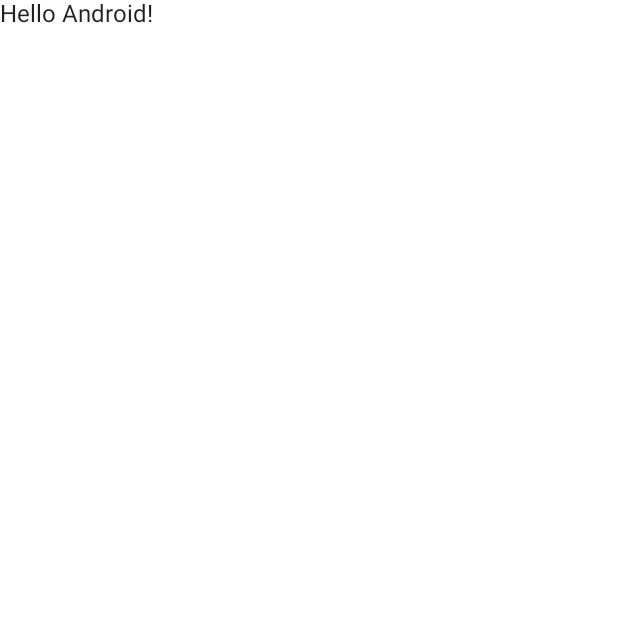
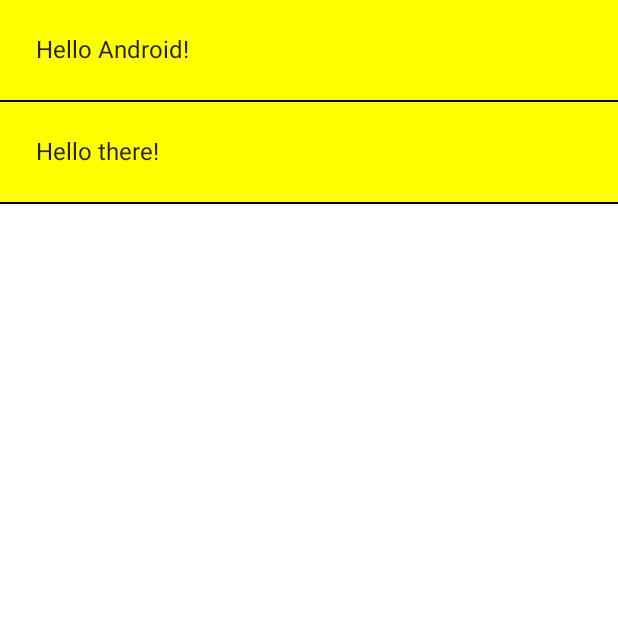
Before and after one commit to young-chen/ComposeTest, an Android app built with Jetpack Compose: the screen it shows after launch (MainActivity), on a phone screen of 412 x 824 dp, the top half of it. Before the commit the part shown is almost empty. Run offline under Robolectric (Android 15) with nearby library versions, the phone set to English and light mode, and no system bars.

Commit message:
finish Jetpack Compose basics 4: Declarative UI

```diff
--- a/app/src/main/java/net/youngchen/composetest/MainActivity.kt
+++ b/app/src/main/java/net/youngchen/composetest/MainActivity.kt
@@ -3,36 +3,55 @@ package net.youngchen.composetest
 import android.os.Bundle
 import androidx.activity.compose.setContent
 import androidx.appcompat.app.AppCompatActivity
+import androidx.compose.foundation.layout.Column
+import androidx.compose.foundation.layout.padding
+import androidx.compose.material.Divider
 import androidx.compose.material.MaterialTheme
 import androidx.compose.material.Surface
 import androidx.compose.material.Text
 import androidx.compose.runtime.Composable
+import androidx.compose.ui.Modifier
+import androidx.compose.ui.graphics.Color
 import androidx.compose.ui.tooling.preview.Preview
+import androidx.compose.ui.unit.dp
 import net.youngchen.composetest.ui.theme.ComposeTestTheme
+import java.net.ContentHandler
 
 class MainActivity : AppCompatActivity() {
     override fun onCreate(savedInstanceState: Bundle?) {
         super.onCreate(savedInstanceState)
         setContent {
-            ComposeTestTheme {
-                // A surface container using the 'background' color from the theme
-                Surface(color = MaterialTheme.colors.background) {
-                    Greeting("Android")
-                }
-            }
+            MyApp { MyScreenContent() }
         }
     }
 }
 
 @Composable
 fun Greeting(name: String) {
-    Text(text = "Hello $name!")
+    Text(text = "Hello $name!", modifier = Modifier.padding(24.dp))
+}
+
+@Composable
+fun MyApp(content: @Composable () -> Unit) {
+    ComposeTestTheme {
+        Surface(color = Color.Yellow) {
+            content()
+        }
+    }
+}
+
+@Composable
+fun MyScreenContent(names: List<String> = listOf("Android", "there")) {
+    Column {
+        for (name in names) {
+            Greeting(name = name)
+            Divider(color = Color.Black)
+        }
+    }
 }
 
 @Preview(showBackground = true)
 @Composable
 fun DefaultPreview() {
-    ComposeTestTheme {
-        Greeting("Android")
-    }
+    MyApp { MyScreenContent() }
 }
```
